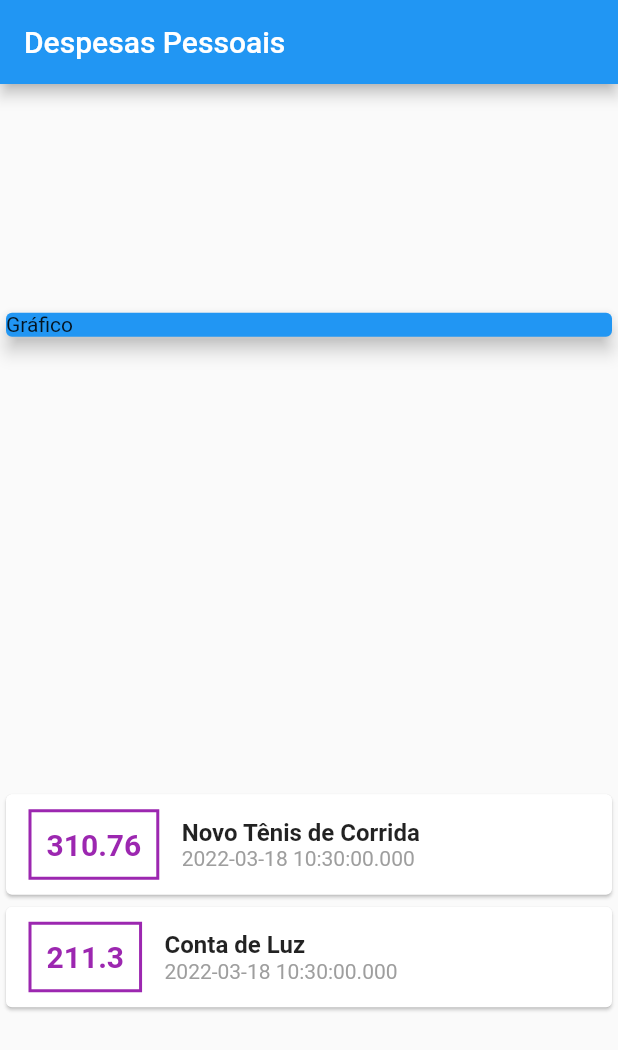
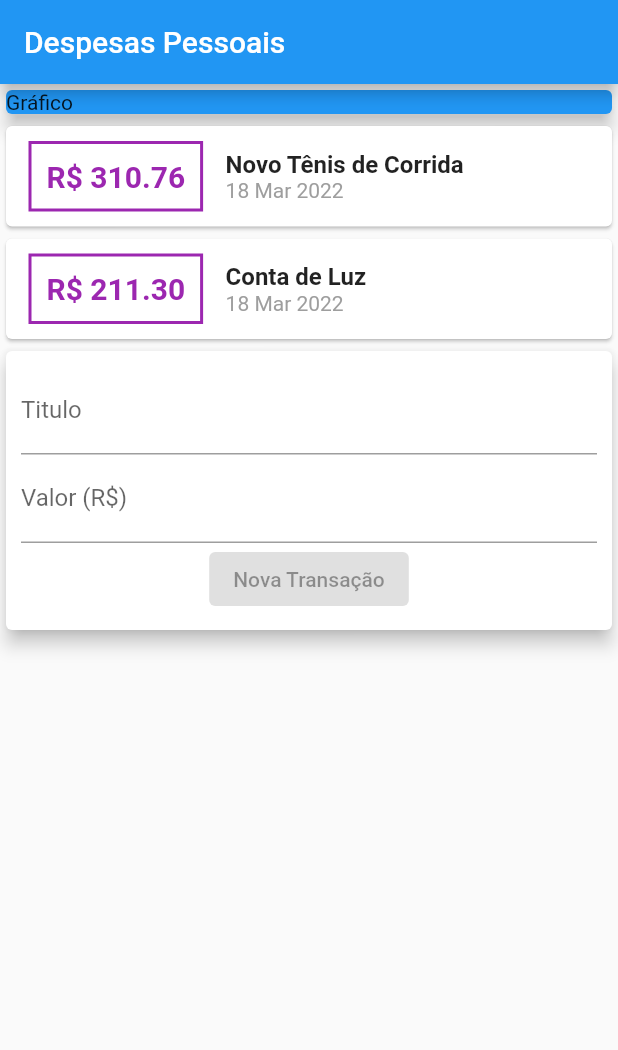
Before and after one commit to yurilima7/Estudando-Flutter, a Flutter app: the screen it shows after launch, on a phone screen of 412 x 824 dp. Shown: the top 1050 px of the screen. Run offline on Flutter 3.47's test engine with Material 2 defaults, Android fonts, the phone set to English and light mode, and no system bars.

Commit message:
Atualização18/03

```diff
--- a/expenses/lib/main.dart
+++ b/expenses/lib/main.dart
@@ -1,5 +1,6 @@
 import 'package:expenses/models/transaction.dart';
 import 'package:flutter/material.dart';
+import 'package:intl/intl.dart';
 
 main() => runApp(const ExpensesApp());
 
@@ -41,7 +42,7 @@
       ),
 
       body: Column(
-        mainAxisAlignment: MainAxisAlignment.spaceAround,
+
         crossAxisAlignment: CrossAxisAlignment.stretch,
 
         children: <Widget>[
@@ -74,7 +75,7 @@
                       padding: const EdgeInsets.all(10),
 
                       child: Text(
-                        tr.value.toString(),
+                        'R\$ ${tr.value.toStringAsFixed(2)}',
 
                         style: const TextStyle(
                           fontWeight: FontWeight.bold,
@@ -97,7 +98,7 @@
                         ),
 
                         Text(
-                          tr.date.toString(),
+                          DateFormat('d MMM y').format(tr.date),
                           style: const TextStyle(
                             color: Colors.grey,
                           ),
@@ -109,6 +110,34 @@
               );
             }).toList(),
           ),
+
+          Card(
+            elevation: 5,
+
+            child: Padding(
+              padding: const EdgeInsets.all(10.0),
+              child: Column(
+                children: const <Widget>[
+                  TextField(
+                    decoration: InputDecoration(
+                      labelText: 'Titulo',
+                    ),
+                  ),
+
+                  TextField(
+                    decoration: InputDecoration(
+                      labelText: 'Valor (R\$)',
+                    ),
+                  ),
+
+                  ElevatedButton(
+                    child: Text('Nova Transação'),
+                    onPressed: null,
+                  ),
+                ],
+              ),
+            ),
+          ),
         ],
       ),
     );
--- a/expenses/pubspec.yaml
+++ b/expenses/pubspec.yaml
@@ -29,6 +29,7 @@
 dependencies:
   flutter:
     sdk: flutter
+  intl: ^0.17.0
 
 
   # The following adds the Cupertino Icons font to your application.
```
Also changed, not shown: expenses/pubspec.lock.
